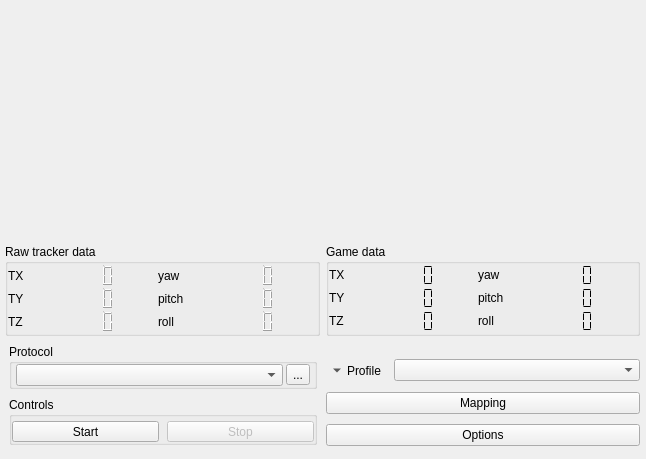
opentrack/opentrack, file gui/main.ui: the form before one commit.
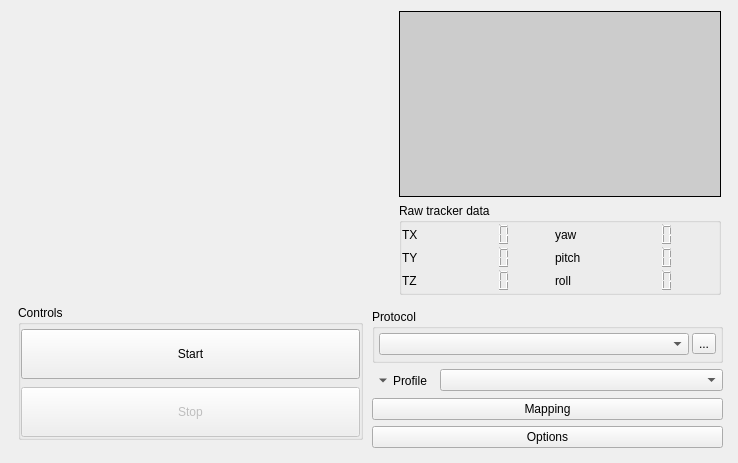
The form after the commit. Icons and pictures are not drawn. Custom widgets are drawn as their Qt base class.

Commit message: gui: reorder for usability's sake

```diff
--- a/gui/main.ui
+++ b/gui/main.ui
@@ -7,10 +7,16 @@
    <rect>
     <x>0</x>
     <y>0</y>
-    <width>646</width>
-    <height>448</height>
+    <width>738</width>
+    <height>463</height>
    </rect>
   </property>
+  <property name="sizePolicy">
+   <sizepolicy hsizetype="Maximum" vsizetype="Maximum">
+    <horstretch>0</horstretch>
+    <verstretch>0</verstretch>
+   </sizepolicy>
+  </property>
   <property name="windowIcon">
    <iconset resource="ui-res.qrc">
     <normaloff>:/images/facetracknoir.png</normaloff>:/images/facetracknoir.png</iconset>
@@ -53,23 +59,8 @@
       <property name="lineWidth">
        <number>0</number>
       </property>
-      <layout class="QVBoxLayout" name="verticalLayout_5">
-       <property name="spacing">
-        <number>0</number>
-       </property>
-       <property name="leftMargin">
-        <number>0</number>
-       </property>
-       <property name="topMargin">
-        <number>0</number>
-       </property>
-       <property name="rightMargin">
-        <number>0</number>
-       </property>
-       <property name="bottomMargin">
-        <number>0</number>
-       </property>
-       <item>
+      <layout class="QGridLayout" name="gridLayout_3">
+       <item row="0" column="0">
         <widget class="QFrame" name="top">
          <property name="sizePolicy">
           <sizepolicy hsizetype="Maximum" vsizetype="Maximum">
@@ -94,33 +85,42 @@
            <number>0</number>
           </property>
           <property name="bottomMargin">
-           <number>4</number>
+           <number>0</number>
           </property>
           <item>
            <widget class="QFrame" name="video_feed">
             <property name="sizePolicy">
-             <sizepolicy hsizetype="Maximum" vsizetype="Maximum">
+             <sizepolicy hsizetype="Preferred" vsizetype="Preferred">
               <horstretch>0</horstretch>
               <verstretch>0</verstretch>
              </sizepolicy>
             </property>
             <property name="minimumSize">
              <size>
-              <width>320</width>
-              <height>240</height>
+              <width>384</width>
+              <height>288</height>
              </size>
             </property>
+            <layout class="QGridLayout" name="gridLayout_5" rowstretch="0">
+             <property name="leftMargin">
+              <number>0</number>
+             </property>
+             <property name="topMargin">
+              <number>0</number>
+             </property>
+             <property name="rightMargin">
+              <number>0</number>
+             </property>
+             <property name="bottomMargin">
+              <number>0</number>
+             </property>
+             <property name="spacing">
+              <number>0</number>
+             </property>
+             <item row="0" column="0">
             <widget class="QFrame" name="video_frame">
-             <property name="geometry">
-              <rect>
-               <x>0</x>
-               <y>0</y>
-               <width>320</width>
-               <height>240</height>
-              </rect>
-             </property>
              <property name="sizePolicy">
-              <sizepolicy hsizetype="Fixed" vsizetype="Fixed">
+                <sizepolicy hsizetype="Preferred" vsizetype="Preferred">
                <horstretch>0</horstretch>
                <verstretch>0</verstretch>
               </sizepolicy>
@@ -130,26 +130,26 @@
                <rect>
                 <x>0</x>
                 <y>0</y>
-                <width>320</width>
-                <height>240</height>
+                  <width>384</width>
+                  <height>288</height>
                </rect>
               </property>
               <property name="sizePolicy">
-               <sizepolicy hsizetype="Fixed" vsizetype="Fixed">
+                 <sizepolicy hsizetype="Minimum" vsizetype="Minimum">
                 <horstretch>0</horstretch>
                 <verstretch>0</verstretch>
                </sizepolicy>
               </property>
               <property name="minimumSize">
                <size>
-                <width>320</width>
-                <height>240</height>
+                  <width>384</width>
+                  <height>0</height>
                </size>
               </property>
               <property name="maximumSize">
                <size>
-                <width>320</width>
-                <height>240</height>
+                  <width>384</width>
+                  <height>288</height>
                </size>
               </property>
               <property name="text">
@@ -163,12 +163,67 @@
               </property>
              </widget>
             </widget>
+             </item>
+            </layout>
            </widget>
           </item>
           <item>
+           <widget class="QFrame" name="frame_5">
+            <property name="frameShape">
+             <enum>QFrame::NoFrame</enum>
+            </property>
+            <property name="frameShadow">
+             <enum>QFrame::Raised</enum>
+            </property>
+            <layout class="QVBoxLayout" name="verticalLayout_4">
+             <property name="leftMargin">
+              <number>6</number>
+             </property>
+             <property name="topMargin">
+              <number>2</number>
+             </property>
+             <property name="rightMargin">
+              <number>2</number>
+             </property>
+             <property name="bottomMargin">
+              <number>2</number>
+             </property>
+             <item>
+              <widget class="QFrame" name="frame_4">
+               <property name="styleSheet">
+                <string notr="true">QFrame
+{
+	border-color: #000;
+	border: 1px solid;
+	background-color: #ccc;
+}</string>
+               </property>
+               <property name="frameShape">
+                <enum>QFrame::NoFrame</enum>
+               </property>
+               <property name="frameShadow">
+                <enum>QFrame::Raised</enum>
+               </property>
+               <layout class="QGridLayout" name="gridLayout">
+                <property name="leftMargin">
+                 <number>0</number>
+                </property>
+                <property name="topMargin">
+                 <number>0</number>
+                </property>
+                <property name="rightMargin">
+                 <number>0</number>
+                </property>
+                <property name="bottomMargin">
+                 <number>0</number>
+                </property>
+                <property name="spacing">
+                 <number>0</number>
+                </property>
+                <item row="0" column="0">
            <widget class="GLWidget" name="pose_display" native="true">
             <property name="sizePolicy">
-             <sizepolicy hsizetype="Maximum" vsizetype="Maximum">
+                   <sizepolicy hsizetype="Minimum" vsizetype="Minimum">
               <horstretch>0</horstretch>
               <verstretch>0</verstretch>
              </sizepolicy>
@@ -176,7 +231,7 @@
             <property name="minimumSize">
              <size>
               <width>320</width>
-              <height>240</height>
+                    <height>127</height>
              </size>
             </property>
            </widget>
@@ -184,36 +239,6 @@
          </layout>
         </widget>
        </item>
-       <item>
-        <widget class="QFrame" name="top_display">
-         <property name="sizePolicy">
-          <sizepolicy hsizetype="Preferred" vsizetype="Maximum">
-           <horstretch>0</horstretch>
-           <verstretch>0</verstretch>
-          </sizepolicy>
-         </property>
-         <property name="frameShape">
-          <enum>QFrame::NoFrame</enum>
-         </property>
-         <property name="lineWidth">
-          <number>0</number>
-         </property>
-         <layout class="QHBoxLayout" name="horizontalLayout_3">
-          <property name="spacing">
-           <number>6</number>
-          </property>
-          <property name="leftMargin">
-           <number>5</number>
-          </property>
-          <property name="topMargin">
-           <number>0</number>
-          </property>
-          <property name="rightMargin">
-           <number>0</number>
-          </property>
-          <property name="bottomMargin">
-           <number>6</number>
-          </property>
           <item>
            <widget class="QGroupBox" name="box_raw_headpose">
             <property name="sizePolicy">
@@ -538,298 +563,13 @@
             </layout>
            </widget>
           </item>
-          <item>
-           <widget class="QGroupBox" name="box_mapped_headpose">
-            <property name="sizePolicy">
-             <sizepolicy hsizetype="MinimumExpanding" vsizetype="Maximum">
-              <horstretch>0</horstretch>
-              <verstretch>0</verstretch>
-             </sizepolicy>
-            </property>
-            <property name="title">
-             <string notr="true">Game data</string>
-            </property>
-            <layout class="QGridLayout" name="gridLayout_14">
-             <property name="leftMargin">
-              <number>0</number>
-             </property>
-             <property name="topMargin">
-              <number>0</number>
-             </property>
-             <property name="rightMargin">
-              <number>0</number>
-             </property>
-             <property name="bottomMargin">
-              <number>0</number>
-             </property>
-             <property name="spacing">
-              <number>0</number>
-             </property>
-             <item row="1" column="3">
-              <widget class="QLCDNumber" name="pose_pitch">
-               <property name="enabled">
-                <bool>true</bool>
-               </property>
-               <property name="sizePolicy">
-                <sizepolicy hsizetype="Minimum" vsizetype="Maximum">
-                 <horstretch>0</horstretch>
-                 <verstretch>0</verstretch>
-                </sizepolicy>
-               </property>
-               <property name="frameShape">
-                <enum>QFrame::NoFrame</enum>
-               </property>
-               <property name="smallDecimalPoint">
-                <bool>true</bool>
-               </property>
-               <property name="digitCount">
-                <number>4</number>
-               </property>
-               <property name="segmentStyle">
-                <enum>QLCDNumber::Flat</enum>
-               </property>
-              </widget>
-             </item>
-             <item row="0" column="3">
-              <widget class="QLCDNumber" name="pose_yaw">
-               <property name="enabled">
-                <bool>true</bool>
-               </property>
-               <property name="sizePolicy">
-                <sizepolicy hsizetype="Minimum" vsizetype="Maximum">
-                 <horstretch>0</horstretch>
-                 <verstretch>0</verstretch>
-                </sizepolicy>
-               </property>
-               <property name="frameShape">
-                <enum>QFrame::NoFrame</enum>
-               </property>
-               <property name="smallDecimalPoint">
-                <bool>true</bool>
-               </property>
-               <property name="digitCount">
-                <number>4</number>
-               </property>
-               <property name="segmentStyle">
-                <enum>QLCDNumber::Flat</enum>
-               </property>
-              </widget>
-             </item>
-             <item row="2" column="1">
-              <widget class="QLCDNumber" name="pose_z">
-               <property name="enabled">
-                <bool>true</bool>
-               </property>
-               <property name="sizePolicy">
-                <sizepolicy hsizetype="Minimum" vsizetype="Maximum">
-                 <horstretch>0</horstretch>
-                 <verstretch>0</verstretch>
-                </sizepolicy>
-               </property>
-               <property name="frameShape">
-                <enum>QFrame::NoFrame</enum>
-               </property>
-               <property name="smallDecimalPoint">
-                <bool>true</bool>
-               </property>
-               <property name="digitCount">
-                <number>4</number>
-               </property>
-               <property name="segmentStyle">
-                <enum>QLCDNumber::Flat</enum>
-               </property>
-              </widget>
-             </item>
-             <item row="0" column="0">
-              <widget class="QLabel" name="lblx">
-               <property name="sizePolicy">
-                <sizepolicy hsizetype="Maximum" vsizetype="Maximum">
-                 <horstretch>0</horstretch>
-                 <verstretch>0</verstretch>
-                </sizepolicy>
-               </property>
-               <property name="frameShadow">
-                <enum>QFrame::Raised</enum>
-               </property>
-               <property name="text">
-                <string>TX</string>
-               </property>
+            </layout>
+           </widget>
+          </item>
+         </layout>
               </widget>
              </item>
              <item row="1" column="0">
-              <widget class="QLabel" name="lblY_2">
-               <property name="enabled">
-                <bool>true</bool>
-               </property>
-               <property name="sizePolicy">
-                <sizepolicy hsizetype="Maximum" vsizetype="Maximum">
-                 <horstretch>0</horstretch>
-                 <verstretch>0</verstretch>
-                </sizepolicy>
-               </property>
-               <property name="autoFillBackground">
-                <bool>false</bool>
-               </property>
-               <property name="frameShadow">
-                <enum>QFrame::Raised</enum>
-               </property>
-               <property name="text">
-                <string>TY</string>
-               </property>
-              </widget>
-             </item>
-             <item row="0" column="1">
-              <widget class="QLCDNumber" name="pose_x">
-               <property name="enabled">
-                <bool>true</bool>
-               </property>
-               <property name="sizePolicy">
-                <sizepolicy hsizetype="Minimum" vsizetype="Maximum">
-                 <horstretch>0</horstretch>
-                 <verstretch>0</verstretch>
-                </sizepolicy>
-               </property>
-               <property name="frameShape">
-                <enum>QFrame::NoFrame</enum>
-               </property>
-               <property name="smallDecimalPoint">
-                <bool>true</bool>
-               </property>
-               <property name="digitCount">
-                <number>4</number>
-               </property>
-               <property name="segmentStyle">
-                <enum>QLCDNumber::Flat</enum>
-               </property>
-              </widget>
-             </item>
-             <item row="1" column="2">
-              <widget class="QLabel" name="lblRotY_2">
-               <property name="sizePolicy">
-                <sizepolicy hsizetype="Maximum" vsizetype="Maximum">
-                 <horstretch>0</horstretch>
-                 <verstretch>0</verstretch>
-                </sizepolicy>
-               </property>
-               <property name="frameShadow">
-                <enum>QFrame::Raised</enum>
-               </property>
-               <property name="text">
-                <string>pitch</string>
-               </property>
-              </widget>
-             </item>
-             <item row="2" column="2">
-              <widget class="QLabel" name="lblRotZ_2">
-               <property name="sizePolicy">
-                <sizepolicy hsizetype="Maximum" vsizetype="Maximum">
-                 <horstretch>0</horstretch>
-                 <verstretch>0</verstretch>
-                </sizepolicy>
-               </property>
-               <property name="frameShadow">
-                <enum>QFrame::Raised</enum>
-               </property>
-               <property name="text">
-                <string>roll</string>
-               </property>
-              </widget>
-             </item>
-             <item row="0" column="2">
-              <widget class="QLabel" name="lblRotX_2">
-               <property name="sizePolicy">
-                <sizepolicy hsizetype="Maximum" vsizetype="Maximum">
-                 <horstretch>0</horstretch>
-                 <verstretch>0</verstretch>
-                </sizepolicy>
-               </property>
-               <property name="frameShadow">
-                <enum>QFrame::Raised</enum>
-               </property>
-               <property name="text">
-                <string>yaw</string>
-               </property>
-              </widget>
-             </item>
-             <item row="2" column="0">
-              <widget class="QLabel" name="lblZ_2">
-               <property name="enabled">
-                <bool>true</bool>
-               </property>
-               <property name="sizePolicy">
-                <sizepolicy hsizetype="Maximum" vsizetype="Maximum">
-                 <horstretch>0</horstretch>
-                 <verstretch>0</verstretch>
-                </sizepolicy>
-               </property>
-               <property name="autoFillBackground">
-                <bool>false</bool>
-               </property>
-               <property name="frameShadow">
-                <enum>QFrame::Raised</enum>
-               </property>
-               <property name="text">
-                <string>TZ</string>
-               </property>
-              </widget>
-             </item>
-             <item row="1" column="1">
-              <widget class="QLCDNumber" name="pose_y">
-               <property name="enabled">
-                <bool>true</bool>
-               </property>
-               <property name="sizePolicy">
-                <sizepolicy hsizetype="Minimum" vsizetype="Maximum">
-                 <horstretch>0</horstretch>
-                 <verstretch>0</verstretch>
-                </sizepolicy>
-               </property>
-               <property name="frameShape">
-                <enum>QFrame::NoFrame</enum>
-               </property>
-               <property name="smallDecimalPoint">
-                <bool>true</bool>
-               </property>
-               <property name="digitCount">
-                <number>4</number>
-               </property>
-               <property name="segmentStyle">
-                <enum>QLCDNumber::Flat</enum>
-               </property>
-              </widget>
-             </item>
-             <item row="2" column="3">
-              <widget class="QLCDNumber" name="pose_roll">
-               <property name="enabled">
-                <bool>true</bool>
-               </property>
-               <property name="sizePolicy">
-                <sizepolicy hsizetype="Minimum" vsizetype="Maximum">
-                 <horstretch>0</horstretch>
-                 <verstretch>0</verstretch>
-                </sizepolicy>
-               </property>
-               <property name="frameShape">
-                <enum>QFrame::NoFrame</enum>
-               </property>
-               <property name="smallDecimalPoint">
-                <bool>true</bool>
-               </property>
-               <property name="digitCount">
-                <number>4</number>
-               </property>
-               <property name="segmentStyle">
-                <enum>QLCDNumber::Flat</enum>
-               </property>
-              </widget>
-             </item>
-            </layout>
-           </widget>
-          </item>
-         </layout>
-        </widget>
-       </item>
-       <item>
         <widget class="QFrame" name="bottom_controls">
          <property name="sizePolicy">
           <sizepolicy hsizetype="Preferred" vsizetype="Preferred">
@@ -883,49 +623,6 @@
              <property name="bottomMargin">
               <number>8</number>
              </property>
-             <item>
-              <widget class="QGroupBox" name="groupGameProtocol">
-               <property name="title">
-                <string>Protocol</string>
-               </property>
-               <layout class="QGridLayout" name="gridLayout_4">
-                <property name="leftMargin">
-                 <number>4</number>
-                </property>
-                <property name="topMargin">
-                 <number>0</number>
-                </property>
-                <property name="rightMargin">
-                 <number>4</number>
-                </property>
-                <property name="bottomMargin">
-                 <number>0</number>
-                </property>
-                <property name="horizontalSpacing">
-                 <number>3</number>
-                </property>
-                <property name="verticalSpacing">
-                 <number>0</number>
-                </property>
-                <item row="1" column="0">
-                 <widget class="QComboBox" name="iconcomboProtocol"/>
-                </item>
-                <item row="1" column="1">
-                 <widget class="QToolButton" name="btnShowServerControls">
-                  <property name="enabled">
-                   <bool>true</bool>
-                  </property>
-                  <property name="text">
-                   <string>...</string>
-                  </property>
-                  <property name="flat" stdset="0">
-                   <bool>false</bool>
-                  </property>
-                 </widget>
-                </item>
-               </layout>
-              </widget>
-             </item>
              <item>
               <widget class="QGroupBox" name="groupStartStop">
                <property name="sizePolicy">
@@ -937,7 +634,7 @@
                <property name="title">
                 <string notr="true">Controls</string>
                </property>
-               <layout class="QHBoxLayout" name="horizontalLayout_4">
+               <layout class="QVBoxLayout" name="verticalLayout_5">
                 <property name="spacing">
                  <number>8</number>
                 </property>
@@ -999,10 +696,7 @@
             <property name="lineWidth">
              <number>0</number>
             </property>
-            <layout class="QVBoxLayout" name="verticalLayout_3">
-             <property name="spacing">
-              <number>3</number>
-             </property>
+            <layout class="QGridLayout" name="gridLayout_6">
              <property name="leftMargin">
               <number>0</number>
              </property>
@@ -1042,7 +736,50 @@
                </layout>
               </widget>
              </item>
-             <item>
+             <item row="1" column="0">
+              <widget class="QGroupBox" name="groupGameProtocol">
+               <property name="title">
+                <string>Protocol</string>
+               </property>
+               <layout class="QGridLayout" name="gridLayout_4">
+                <property name="leftMargin">
+                 <number>4</number>
+                </property>
+                <property name="topMargin">
+                 <number>0</number>
+                </property>
+                <property name="rightMargin">
+                 <number>4</number>
+                </property>
+                <property name="bottomMargin">
+                 <number>0</number>
+                </property>
+                <property name="horizontalSpacing">
+                 <number>3</number>
+                </property>
+                <property name="verticalSpacing">
+                 <number>0</number>
+                </property>
+                <item row="1" column="0">
+                 <widget class="QComboBox" name="iconcomboProtocol"/>
+                </item>
+                <item row="1" column="1">
+                 <widget class="QToolButton" name="btnShowServerControls">
+                  <property name="enabled">
+                   <bool>true</bool>
+                  </property>
+                  <property name="text">
+                   <string>...</string>
+                  </property>
+                  <property name="flat" stdset="0">
+                   <bool>false</bool>
+                  </property>
+                 </widget>
+                </item>
+               </layout>
+              </widget>
+             </item>
+             <item row="2" column="0">
               <widget class="QFrame" name="frame_3">
                <property name="sizePolicy">
                 <sizepolicy hsizetype="Minimum" vsizetype="Maximum">
@@ -1104,7 +841,7 @@
                </layout>
               </widget>
              </item>
-             <item>
+             <item row="3" column="0">
               <widget class="QPushButton" name="btnEditCurves">
                <property name="sizePolicy">
                 <sizepolicy hsizetype="Preferred" vsizetype="Fixed">
@@ -1127,7 +864,7 @@
                </property>
               </widget>
              </item>
-             <item>
+             <item row="4" column="0">
               <widget class="QPushButton" name="btnShortcuts">
                <property name="sizePolicy">
                 <sizepolicy hsizetype="Preferred" vsizetype="Fixed">
```
Left out of the diff: 2 changed lines with no effect on the pictures. Lines whose indentation alone changed are shown as unchanged. The commit also changes 1 other file.
